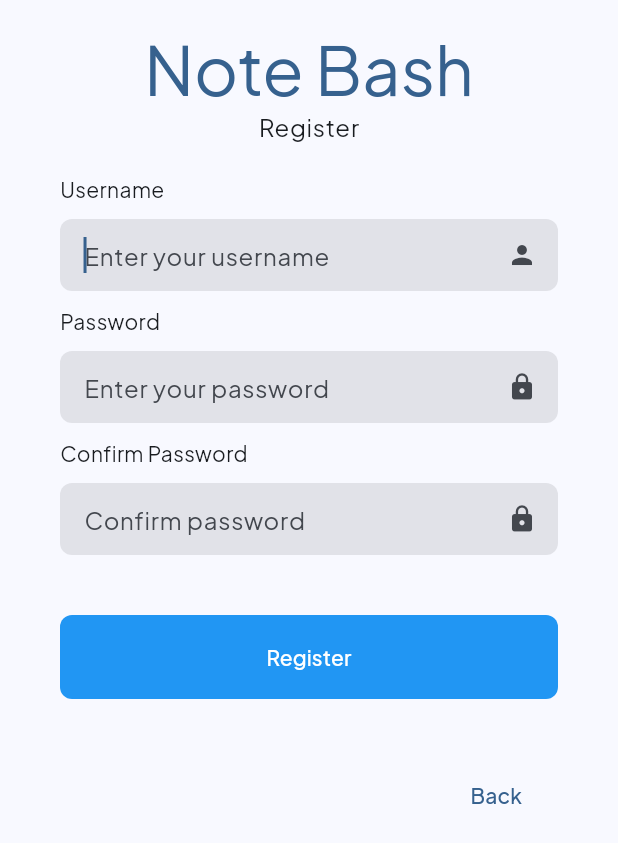
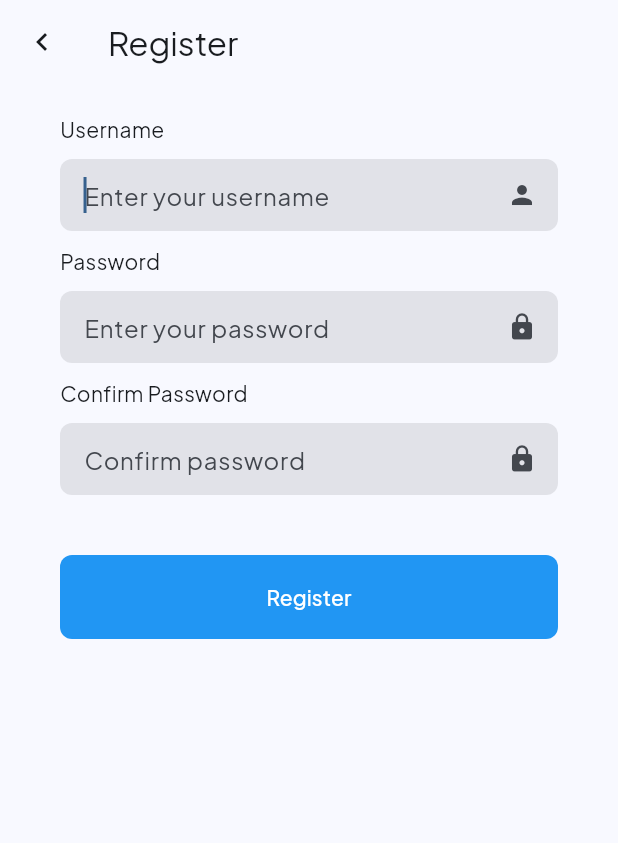
Before and after one commit to TropicalCyclone/notebash_app, a Flutter app: the screen it shows after launch, after a tap on "Login", after a tap on "Register", on a phone screen of 412 x 824 dp. Shown: the top 843 px of the screen. Run offline on Flutter 3.47's test engine with Material 3 defaults, Android fonts, the phone set to English and light mode, and no system bars; our stand-ins replace file_picker, sqflite, sqflite_common_ffi; accounts and stored records are empty.

Commit message:
fix(register-page): apply appbar

```diff
--- a/lib/pages/register_page.dart
+++ b/lib/pages/register_page.dart
@@ -67,8 +67,11 @@ class _RegisterPageState extends State<RegisterPage> {
       context: context,
       builder: (BuildContext context) {
         return AlertDialog(
-          title: const Text('Done'),
-          content: const Text('Add Success'),
+          title: const Text('Register'),
+          content: const Text('You have successfully registered.'),
+          shape: RoundedRectangleBorder(
+            borderRadius: BorderRadius.circular(8),
+          ),
           actions: <Widget>[
             TextButton(
               child: const Text('Ok'),
@@ -98,26 +101,19 @@ class _RegisterPageState extends State<RegisterPage> {
   @override
   Widget build(BuildContext context) {
     return Scaffold(
+      appBar: AppBar(
+        title: const Text('Register'),
+        leading: IconButton(
+          onPressed: () => {Navigator.pop(context)},
+          icon: const Icon(Icons.chevron_left),
+        ),
+      ),
       body: SingleChildScrollView(
         child: Padding(
           padding: const EdgeInsets.symmetric(vertical: 20.0, horizontal: 40.0),
           child: Column(
             crossAxisAlignment: CrossAxisAlignment.start,
             children: [
-              Center(
-                child: Text(
-                  'Note Bash',
-                  style: Theme.of(context)
-                      .textTheme
-                      .displayMedium!
-                      .copyWith(color: Theme.of(context).colorScheme.primary),
-                ),
-              ),
-              Center(
-                child: Text('Register',
-                    style: Theme.of(context).textTheme.bodyLarge),
-              ),
-              const SizedBox(height: 20.0),
               Text(
                 "Username",
                 style: Theme.of(context).textTheme.bodyMedium,
@@ -219,18 +215,6 @@ class _RegisterPageState extends State<RegisterPage> {
                     ),
                   ),
                 ),
-              const SizedBox(height: 40.0),
-              Row(mainAxisAlignment: MainAxisAlignment.end, children: [
-                OutlinedButton(
-                    onPressed: _back,
-                    style: OutlinedButton.styleFrom(
-                      side: BorderSide.none,
-                      shape: RoundedRectangleBorder(
-                        borderRadius: BorderRadius.circular(8),
-                      ),
-                    ),
-                    child: const Text('Back'))
-              ]),
             ],
           ),
         ),
```
